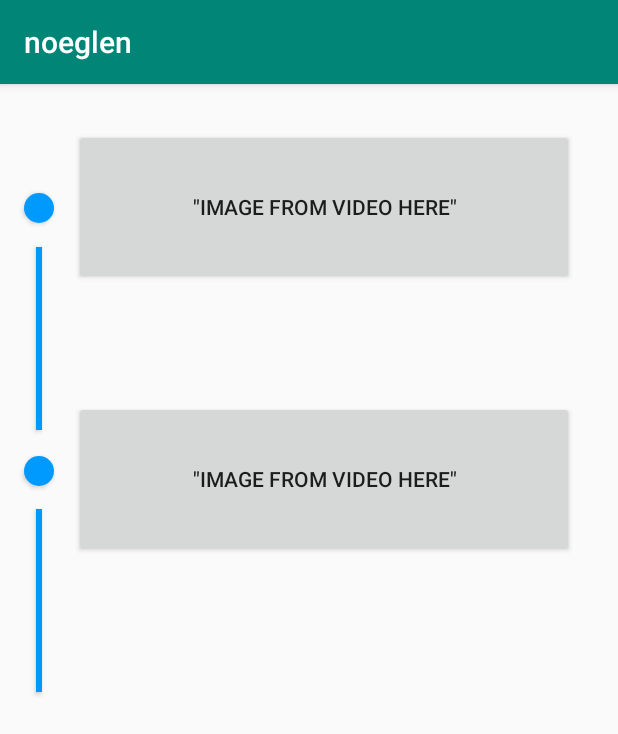
After one commit to ThaDuyx/noeglen, an Android app: the activity_vidoverview screen opened directly, with no data from a screen before it, on a phone screen of 412 x 824 dp. The commit adds this screen. Shown: the top 734 px of the screen. Run offline under Robolectric (Android 15) with nearby library versions, the phone set to English and light mode, and no system bars.

Commit message:
video overview + drawables

```diff
--- a/app/src/main/AndroidManifest.xml
+++ b/app/src/main/AndroidManifest.xml
@@ -9,7 +9,8 @@
         android:roundIcon="@mipmap/ic_launcher_round"
         android:supportsRtl="true"
         android:theme="@style/AppTheme">
-        <activity android:name=".LoginActivity"></activity>
+        <activity android:name=".activity_vidoverview"></activity>
+        <activity android:name=".LoginActivity" />
         <activity android:name=".MainActivity">
             <intent-filter>
                 <action android:name="android.intent.action.MAIN" />
--- /dev/null
+++ b/app/src/main/java/com/example/noeglen/activity_vidoverview.java
@@ -0,0 +1,14 @@
+package com.example.noeglen;
+
+import androidx.appcompat.app.AppCompatActivity;
+
+import android.os.Bundle;
+
+public class activity_vidoverview extends AppCompatActivity {
+
+    @Override
+    protected void onCreate(Bundle savedInstanceState) {
+        super.onCreate(savedInstanceState);
+        setContentView(R.layout.activity_vidoverview);
+    }
+}
--- /dev/null
+++ b/app/src/main/res/drawable/progress_bar.xml
@@ -0,0 +1,5 @@
+<?xml version="1.0" encoding="utf-8"?>
+<shape xmlns:android="http://schemas.android.com/apk/res/android">
+    <size android:height="122dp" android:width="4dp"> </size>
+    <solid android:color="#009AFF"> </solid>
+</shape>
--- /dev/null
+++ b/app/src/main/res/drawable/progress_button.xml
@@ -0,0 +1,6 @@
+<?xml version="1.0" encoding="utf-8"?>
+<shape xmlns:android="http://schemas.android.com/apk/res/android">
+    <size android:height="20dp" android:width="20dp"> </size>
+    <solid android:color="#009AFF"> </solid>
+    <corners android:radius="10dp"> </corners>
+</shape>
--- a/app/src/main/res/layout/activity_login.xml
+++ b/app/src/main/res/layout/activity_login.xml
@@ -32,7 +32,6 @@
         android:textColor="#42B0FF"
         app:layout_constraintBottom_toBottomOf="parent"
         app:layout_constraintStart_toStartOf="parent" />
-
     <TextView
         android:id="@+id/glemtKodeID"
         android:layout_width="wrap_content"
--- /dev/null
+++ b/app/src/main/res/layout/activity_vidoverview.xml
@@ -0,0 +1,84 @@
+<?xml version="1.0" encoding="utf-8"?>
+<androidx.constraintlayout.widget.ConstraintLayout xmlns:android="http://schemas.android.com/apk/res/android"
+    xmlns:app="http://schemas.android.com/apk/res-auto"
+    xmlns:tools="http://schemas.android.com/tools"
+    android:layout_width="match_parent"
+    android:layout_height="match_parent"
+    tools:context=".activity_vidoverview">
+
+    <Button
+        android:id="@+id/button4"
+        android:layout_width="333dp"
+        android:layout_height="104dp"
+        android:layout_marginStart="12dp"
+        android:text='"IMAGE FROM VIDEO HERE"'
+        app:layout_constraintBottom_toBottomOf="parent"
+        app:layout_constraintEnd_toEndOf="parent"
+        app:layout_constraintHorizontal_bias="0.033"
+        app:layout_constraintStart_toEndOf="@+id/button5"
+        app:layout_constraintTop_toTopOf="parent"
+        app:layout_constraintVertical_bias="0.318" />
+
+    <Button
+        android:id="@+id/button3"
+        android:layout_width="333dp"
+        android:layout_height="104dp"
+        android:clickable="false"
+        android:text='"IMAGE FROM VIDEO HERE"'
+        app:layout_constraintBottom_toTopOf="@+id/button4"
+        app:layout_constraintEnd_toEndOf="parent"
+        app:layout_constraintHorizontal_bias="0.309"
+        app:layout_constraintStart_toEndOf="@+id/button"
+        app:layout_constraintTop_toTopOf="parent"
+        app:layout_constraintVertical_bias="0.281" />
+
+    <Button
+        android:id="@+id/button"
+        android:layout_width="20dp"
+        android:layout_height="20dp"
+        android:background="@drawable/progress_button"
+        app:layout_constraintBottom_toBottomOf="parent"
+        app:layout_constraintEnd_toEndOf="parent"
+        app:layout_constraintHorizontal_bias="0.04"
+        app:layout_constraintStart_toStartOf="parent"
+        app:layout_constraintTop_toTopOf="parent"
+        app:layout_constraintVertical_bias="0.097" />
+
+    <Button
+        android:id="@+id/button6"
+        android:layout_width="4dp"
+        android:layout_height="122dp"
+        android:background="@drawable/progress_bar"
+        android:clickable="false"
+        app:layout_constraintBottom_toBottomOf="parent"
+        app:layout_constraintEnd_toEndOf="@+id/button5"
+        app:layout_constraintStart_toStartOf="@+id/button5"
+        app:layout_constraintTop_toBottomOf="@+id/button5"
+        app:layout_constraintVertical_bias="0.04" />
+
+    <Button
+        android:id="@+id/button5"
+        android:layout_width="20dp"
+        android:layout_height="20dp"
+        android:background="@drawable/progress_button"
+        android:clickable="false"
+        app:layout_constraintBottom_toBottomOf="parent"
+        app:layout_constraintEnd_toEndOf="parent"
+        app:layout_constraintHorizontal_bias="0.04"
+        app:layout_constraintStart_toStartOf="parent"
+        app:layout_constraintTop_toBottomOf="@+id/button2"
+        app:layout_constraintVertical_bias="0.033" />
+
+    <Button
+        android:id="@+id/button2"
+        android:layout_width="4dp"
+        android:layout_height="122dp"
+        android:layout_marginTop="16dp"
+        android:background="@drawable/progress_bar"
+        android:clickable="false"
+        app:layout_constraintBottom_toBottomOf="parent"
+        app:layout_constraintEnd_toEndOf="@+id/button"
+        app:layout_constraintStart_toStartOf="@+id/button"
+        app:layout_constraintTop_toBottomOf="@+id/button"
+        app:layout_constraintVertical_bias="0.0" />
+</androidx.constraintlayout.widget.ConstraintLayout>
```
